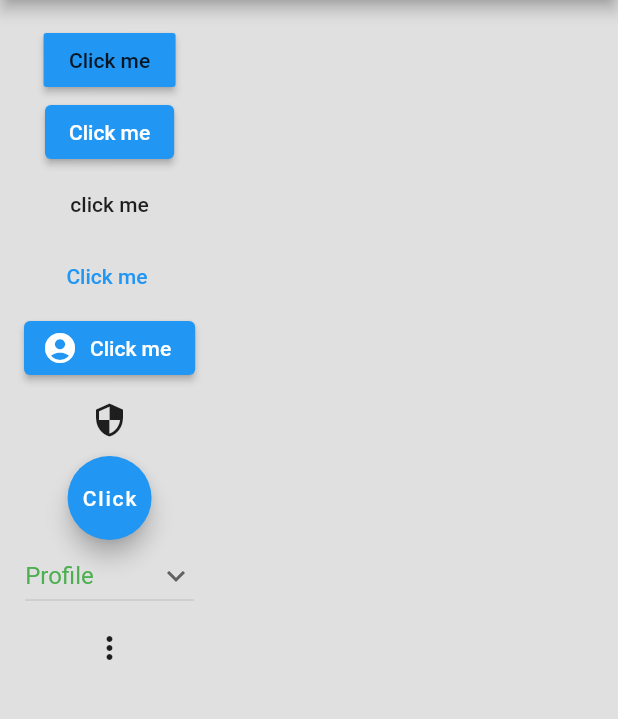
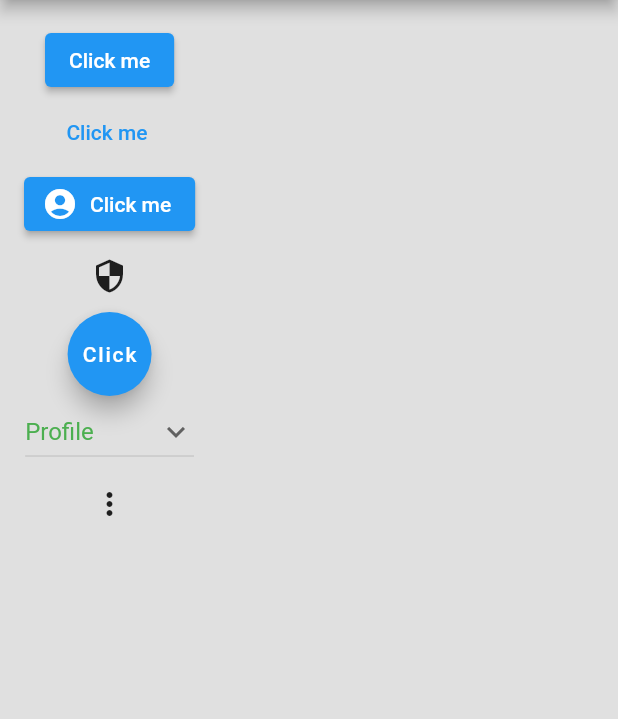
Before and after one commit to MSSohan/flutter_button_widget, a Flutter app: the screen it shows after launch, on a phone screen of 412 x 824 dp, the part 84-803 px from its top. Run offline on Flutter 3.47's test engine with Material 2 defaults, Android fonts, the phone set to English and light mode, and no system bars.

Commit message:
removed raised and flat button

```diff
--- a/lib/main.dart
+++ b/lib/main.dart
@@ -47,22 +47,9 @@ class _MyAppState extends State<MyApp> {
             children: [
 
 
-              RaisedButton(
-                onPressed: (){print("onPressed");},
-                child: const Text('Click me'),
-                color: Colors.blue,
-              ),
-
-
               ElevatedButton(
                   onPressed: (){print("onPressed");},
                   child: const Text('Click me')
-              ),
-
-
-              FlatButton(
-                onPressed: (){print("onPressed");},
-                child: const Text('click me'),
               ),
 
 
```
